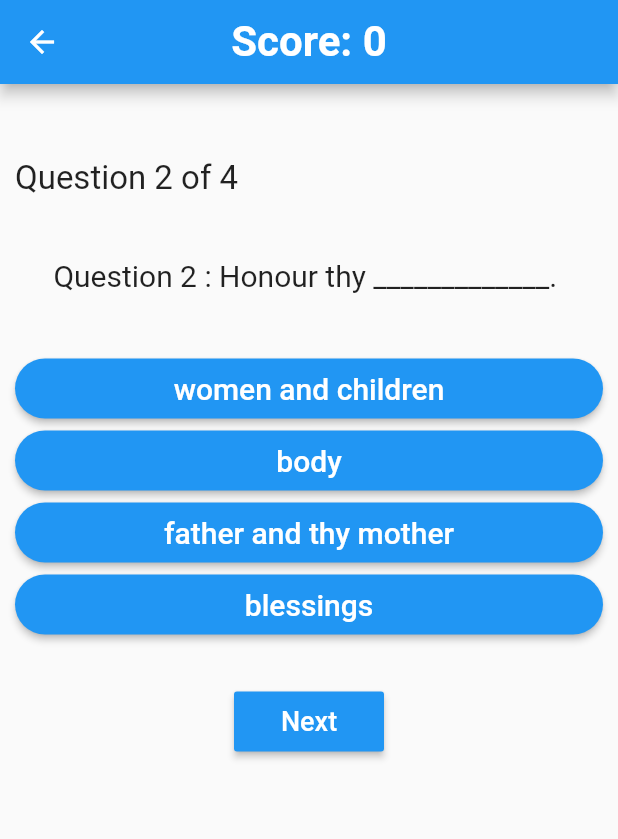
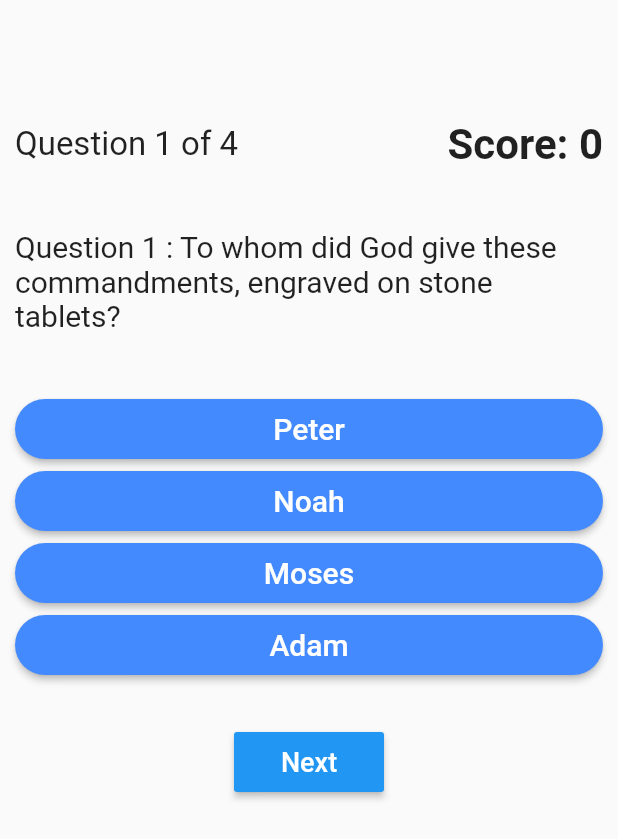
Before and after one commit to zjoart/Bible-quiz-app, a Flutter app: the Question screen opened directly, after a tap on "Next", on a phone screen of 412 x 824 dp. Shown: the top 839 px of the screen. Run offline on Flutter 3.47's test engine with Material 2 defaults, Android fonts, the phone set to English and light mode, and no system bars.

Commit message:
final change

```diff
--- a/lib/quizQuestion.dart
+++ b/lib/quizQuestion.dart
@@ -1,339 +1,313 @@
 import 'package:flutter/material.dart';
-
-
 var finalScore = 0;
 var questionNumber = 0;
 var quiz = new BibleQuiz();
-
-class BibleQuiz{
-
+class BibleQuiz {
   var questions = [
     "To whom did God give these commandments, engraved on stone tablets?",
     "Honour thy _____________.",
     "What is the common name given to the first four books of the New Testament?",
     "Which of these is NOT books in the New Testament?",
   ];
-
-
   var choices = [
     ["Peter", "Noah", "Moses", "Adam"],
     ["women and children", "body", "father and thy mother", "blessings"],
     ["the Revelations", "the Gospels", "the Acts", "the Synopsis"],
     ["Ephesians", "Hebrews", "Jude", "Joshua"],
   ];
-
-
   var correctAnswers = [
-    "Moses", "father and thy mother", "the Gospels", "Joshua",
+    "Moses",
+    "father and thy mother",
+    "the Gospels",
+    "Joshua",
   ];
 }
-
-class Question extends StatefulWidget{
+class Question extends StatefulWidget {
   @override
   State<StatefulWidget> createState() {
     return new QuestionState();
   }
 }
-
 class QuestionState extends State<Question> {
-
   Color colorToShow = Colors.blueAccent;
   Color right = Colors.green;
-
   Color btnColor1 = Colors.blueAccent;
   Color btnColor2 = Colors.blueAccent;
   Color btnColor3 = Colors.blueAccent;
   Color btnColor4 = Colors.blueAccent;
+
 
   Color wrong1 = Colors.red;
   Color wrong2 = Colors.red;
   Color wrong3 = Colors.red;
   Color wrong4 = Colors.red;
 
-
-
-
-
-
   @override
   Widget build(BuildContext context) {
     return new WillPopScope(
         onWillPop: () async => false,
         child: Scaffold(
-          appBar: AppBar(
-            title: new Text("Score: $finalScore",
-              style: new TextStyle(
-                  fontSize: 28.0, fontWeight: FontWeight.bold
-              ),),
-            centerTitle: true,
-          ),
-
           body: new Container(
             margin: const EdgeInsets.all(10.0),
             alignment: Alignment.topCenter,
             child: new Column(
               children: <Widget>[
                 new Padding(padding: EdgeInsets.all(20.0)),
-
                 new Container(
+                  margin: EdgeInsets.only(top: 30),
                   alignment: Alignment.centerRight,
                   child: new Row(
                     mainAxisAlignment: MainAxisAlignment.spaceBetween,
                     children: <Widget>[
-
-                      new Text("Question ${questionNumber + 1} of ${quiz.questions.length}",
+                      new Text(
+                        "Question ${questionNumber + 1} of ${quiz.questions.length}",
+                        style: new TextStyle(fontSize: 22.0),
+                      ),
+                      Text(
+                        "Score: $finalScore",
                         style: new TextStyle(
-                            fontSize: 22.0
-                        ),),
-
+                            fontSize: 28.0, fontWeight: FontWeight.bold),
+                      ),
                     ],
                   ),
                 ),
-
                 new Padding(padding: EdgeInsets.all(10.0)),
-
                 new Padding(padding: EdgeInsets.all(10.0)),
-
-                new Text("Question ${questionNumber + 1} : ${quiz.questions[questionNumber]} ",
+                new Text(
+                  "Question ${questionNumber + 1} : ${quiz.questions[questionNumber]} ",
                   style: new TextStyle(
                     fontSize: 20.0,
-                  ),),
-
+                  ),
+                ),
                 new Padding(padding: EdgeInsets.all(20.0)),
-
                 new Column(
                   mainAxisAlignment: MainAxisAlignment.spaceEvenly,
                   crossAxisAlignment: CrossAxisAlignment.stretch,
                   children: <Widget>[
-
                     //button 1
                     new MaterialButton(
                       // minWidth: 120.0,
                       height: 40.0,
                       color: btnColor1,
-                      onPressed: (){
-                        if(quiz.choices[questionNumber][1] == quiz.correctAnswers[questionNumber]){
+                      onPressed: () {
+                        if (clickedButton == false) {
+                          if (quiz.choices[questionNumber][1] ==
+                              quiz.correctAnswers[questionNumber]) {
                             print("Correct");
                             setState(() {
+                              clickedButton = true;
                               btnColor1 = right;
                             });
-                          finalScore = finalScore +2;
-                        }else{
+                            finalScore = finalScore + 2;
+                          } else {
                             print("Wrong");
                             setState(() {
+                              clickedButton = true;
                               btnColor1 = wrong1;
-
                             });
-
+                          }
                         }
                       },
-                      child: new Text(quiz.choices[questionNumber][0],
-                        style: new TextStyle(
-                            fontSize: 20.0,
-                            color: Colors.white
-                        ),),
-                      shape: RoundedRectangleBorder(borderRadius: BorderRadius.circular(20.0)),
+                      child: new Text(
+                        quiz.choices[questionNumber][0],
+                        style:
+                        new TextStyle(fontSize: 20.0, color: Colors.white),
                       ),
-
-
+                      shape: RoundedRectangleBorder(
+                          borderRadius: BorderRadius.circular(20.0)),
+                    ),
                     //button 2
                     new MaterialButton(
                       // minWidth: 120.0,
                       height: 40.0,
                       color: btnColor2,
-                      onPressed: (){
-
-                        if(quiz.choices[questionNumber][1] == quiz.correctAnswers[questionNumber]){
+                      onPressed: () {
+                        if (clickedButton == false) {
+                          if (quiz.choices[questionNumber][1] ==
+                              quiz.correctAnswers[questionNumber]) {
                             print("Correct");
                             setState(() {
+                              clickedButton = true;
                               btnColor2 = right;
-
                             });
-                          finalScore = finalScore +2;
-                        }else{
+                            finalScore = finalScore + 2;
+                          } else {
                             print("Wrong");
                             setState(() {
+                              clickedButton = true;
                               btnColor2 = wrong2;
-
                             });
                           }
+                        }
                       },
-                      child: new Text(quiz.choices[questionNumber][1],
-                        style: new TextStyle(
-                            fontSize: 20.0,
-                            color: Colors.white
-                        ),),
-                      shape: RoundedRectangleBorder(borderRadius: BorderRadius.circular(20.0)),
+                      child: new Text(
+                        quiz.choices[questionNumber][1],
+                        style:
+                        new TextStyle(fontSize: 20.0, color: Colors.white),
                       ),
-
+                      shape: RoundedRectangleBorder(
+                          borderRadius: BorderRadius.circular(20.0)),
+                    ),
                   ],
                 ),
-
                 // new Padding(padding: EdgeInsets.all(10.0)),
-
                 new Column(
                   mainAxisAlignment: MainAxisAlignment.spaceEvenly,
                   crossAxisAlignment: CrossAxisAlignment.stretch,
                   children: <Widget>[
-
                     //button 3
                     new MaterialButton(
                       // minWidth: 120.0,
                       height: 40.0,
                       color: btnColor3,
-                      onPressed: (){
-
-                        if(quiz.choices[questionNumber][2] == quiz.correctAnswers[questionNumber]){
+                      onPressed: () {
+                        if (clickedButton == false) {
+                          if (quiz.choices[questionNumber][2] ==
+                              quiz.correctAnswers[questionNumber]) {
                             print("Correct");
                             setState(() {
+                              clickedButton = true;
                               btnColor3 = right;
-
                             });
-                          finalScore = finalScore +2;
-                        }else{
+                            finalScore = finalScore + 2;
+                          } else {
                             print("Wrong");
                             setState(() {
+                              clickedButton = true;
                               btnColor3 = wrong3;
-
                             });
                           }
-
+                        }
                       },
-                      child: new Text(quiz.choices[questionNumber][2],
-                        style: new TextStyle(
-                            fontSize: 20.0,
-                            color: Colors.white
-                        ),),
-                      shape: RoundedRectangleBorder(borderRadius: BorderRadius.circular(20.0)),
+                      child: new Text(
+                        quiz.choices[questionNumber][2],
+                        style:
+                        new TextStyle(fontSize: 20.0, color: Colors.white),
                       ),
-
-
+                      shape: RoundedRectangleBorder(
+                          borderRadius: BorderRadius.circular(20.0)),
+                    ),
                     //button 4
-
                     new MaterialButton(
                       // minWidth: 120.0,
                       height: 40.0,
-                      color:  btnColor4,
-                      onPressed: (){
-
-                        if(quiz.choices[questionNumber][3] == quiz.correctAnswers[questionNumber]){
+                      color: btnColor4,
+                      onPressed: () {
+                        if (clickedButton == false) {
+                          if (quiz.choices[questionNumber][3] ==
+                              quiz.correctAnswers[questionNumber]) {
                             print("Correct");
                             setState(() {
+                              clickedButton = true;
                               btnColor4 = right;
-
                             });
-                          finalScore = finalScore +2;
-                        }else{
+                            finalScore = finalScore + 2;
+                          } else {
                             print("Wrong");
                             setState(() {
+                              clickedButton = true;
                               btnColor4 = wrong4;
-
                             });
                           }
-
+                        }
                       },
-                      child: new Text(quiz.choices[questionNumber][3],
-                        style: new TextStyle(
-                            fontSize: 20.0,
-                            color: Colors.white
-                        ),),
-                      shape: RoundedRectangleBorder(borderRadius: BorderRadius.circular(20.0)),
+                      child: new Text(
+                        quiz.choices[questionNumber][3],
+                        style:
+                        new TextStyle(fontSize: 20.0, color: Colors.white),
                       ),
-
-
+                      shape: RoundedRectangleBorder(
+                          borderRadius: BorderRadius.circular(20.0)),
+                    ),
                   ],
                 ),
-
                 new Padding(padding: EdgeInsets.all(15.0)),
-
                 new Container(
                     alignment: Alignment.bottomCenter,
-                    child:  new MaterialButton(
+                    child: new MaterialButton(
                         minWidth: 100.0,
                         height: 40.0,
                         color: Colors.blue,
-                        onPressed: updateQuestion,
-                        child: new Text("Next",
+                        onPressed: () {
+                          setState(() {
+                            if (clickedButton == true) {
+                              updateQuestion();
+                            }
+                          });
+                        },
+                        child: new Text(
+                          "Next",
                           style: new TextStyle(
-                              fontSize: 18.0,
-                              color: Colors.white
-                          ),)
-                    )
-                ),
-
+                              fontSize: 18.0, color: Colors.white),
+                        ))),
               ],
             ),
           ),
-
-        )
-    );
+        ));
   }
-
-
-
-  void updateQuestion(){
+  bool clickedButton = false;
+  void updateQuestion() {
     setState(() {
-      if(questionNumber == quiz.questions.length - 1){
-        Navigator.push(context, new MaterialPageRoute(builder: (context)=> new Summary(score: finalScore,)));
-
-      }else{
+      if (questionNumber == quiz.questions.length - 1) {
+        Navigator.push(
+            context,
+            new MaterialPageRoute(
+                builder: (context) => new Summary(
+                  score: finalScore,
+                )));
+      } else if (questionNumber < quiz.questions.length - 1) {
         btnColor1 = Colors.blue;
         btnColor2 = Colors.blue;
         btnColor3 = Colors.blue;
         btnColor4 = Colors.blue;
         questionNumber++;
+        clickedButton = false;
+      } else {
+        questionNumber += 0;
       }
     });
   }
 }
-
-
-class Summary extends StatelessWidget{
+class Summary extends StatelessWidget {
   final int score;
   Summary({Key key, @required this.score}) : super(key: key);
-
   @override
   Widget build(BuildContext context) {
     return new WillPopScope(
       onWillPop: () async => false,
       child: Scaffold(
         backgroundColor: Colors.green,
-
         body: Center(
           child: new Container(
             child: new Column(
               mainAxisAlignment: MainAxisAlignment.center,
               children: <Widget>[
-
-                new Text("Your final Score: $score",
-                  style: new TextStyle( color: Colors.white70,
-                      fontSize: 35.0, fontWeight: FontWeight.bold
-                  ),),
-
+                new Text(
+                  "Your final Score: $score",
+                  style: new TextStyle(
+                      color: Colors.white70,
+                      fontSize: 35.0,
+                      fontWeight: FontWeight.bold),
+                ),
                 new Padding(padding: EdgeInsets.all(30.0)),
-
                 new MaterialButton(
                   color: Colors.red,
-                  onPressed: (){
+                  onPressed: () {
                     questionNumber = 0;
                     finalScore = 0;
-                    Navigator.pop(context);
+                    Navigator.push(context,
+                        MaterialPageRoute(builder: (context) => Question()));
                   },
-                  child: new Text("Reset Quiz",
-                    style: new TextStyle(
-                        fontSize: 20.0,
-                        color: Colors.white
-                    ),),)
-
+                  child: new Text(
+                    "Reset Quiz",
+                    style: new TextStyle(fontSize: 20.0, color: Colors.white),
+                  ),
+                )
               ],
             ),
           ),
         ),
-
-
       ),
     );
   }
-
-
 }
```
Lines whose indentation alone changed are shown as unchanged.
